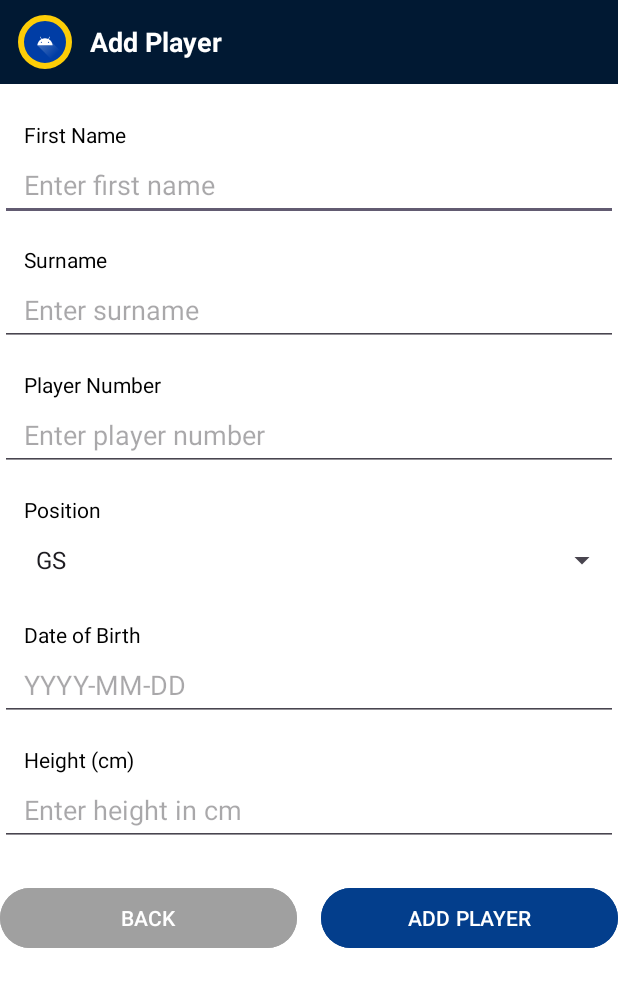
After one commit to kavierjogie007/NetballAppV2, an Android app: the AddPlayer screen opened directly, with no data from a screen before it, on a phone screen of 412 x 824 dp. The commit adds this screen. Shown: the top 987 px of the screen. Run offline under Robolectric (Android 15) with nearby library versions, the phone set to English and light mode, and no system bars; network calls fail.

Commit message:
Add Player and Player Profiles created

```diff
--- a/app/src/main/AndroidManifest.xml
+++ b/app/src/main/AndroidManifest.xml
@@ -14,6 +14,9 @@
         android:supportsRtl="true"
         android:theme="@style/Theme.NetBallApp"
         tools:targetApi="31">
+        <activity
+            android:name=".AddPlayer"
+            android:exported="false" />
         <activity
             android:name=".Player_Profiles"
             android:exported="false" />
--- /dev/null
+++ b/app/src/main/java/com/example/netballapp/AddPlayer.java
@@ -0,0 +1,118 @@
+package com.example.netballapp;
+
+import androidx.appcompat.app.AppCompatActivity;
+
+import android.content.Intent;
+import android.os.Bundle;
+import android.view.View;
+import android.widget.ArrayAdapter;
+import android.widget.EditText;
+import android.widget.Spinner;
+import android.widget.Toast;
+
+import java.util.List;
+
+import retrofit2.Call;
+import retrofit2.Callback;
+import retrofit2.Response;
+
+public class AddPlayer extends AppCompatActivity
+{
+    private EditText edtFirstName, edtSurname, edtPlayerNumber, edtDOB, edtHeight;
+    private Spinner spinnerPosition;
+    private SuperbaseAPI api;
+    @Override
+    protected void onCreate(Bundle savedInstanceState) {
+        super.onCreate(savedInstanceState);
+        setContentView(R.layout.activity_add_player);
+
+        edtFirstName = findViewById(R.id.edtFirstName);
+        edtSurname = findViewById(R.id.edtSurname);
+        edtPlayerNumber = findViewById(R.id.edtPlayerNumber);
+        edtDOB = findViewById(R.id.edtDOB);
+        edtHeight = findViewById(R.id.edtHeight);
+        spinnerPosition=findViewById(R.id.spinnerPosition);
+
+        String[] positions = {"GS", "GA","WA","C","WD","GD","GK"};
+        ArrayAdapter<String> adapter = new ArrayAdapter<>(this,
+                android.R.layout.simple_spinner_item, positions);
+        adapter.setDropDownViewResource(android.R.layout.simple_spinner_dropdown_item);
+        spinnerPosition.setAdapter(adapter);
+
+        api = RetrofitClient.getClient().create(SuperbaseAPI.class);
+    }
+
+    public void onBackClicked(View view)
+    {
+        Intent intent = new Intent(AddPlayer.this, Player_Profiles.class);
+        startActivity(intent);
+        finish();
+    }
+
+    public void onAddPlayerToDBClicked(View view) {
+        String firstName = edtFirstName.getText().toString().trim();
+        String surname = edtSurname.getText().toString().trim();
+        String strPlayerNumber=edtPlayerNumber.getText().toString().trim();
+        String dateOfBirth=edtDOB.getText().toString().trim();
+        String strHeight = edtHeight.getText().toString().trim();
+        String position = spinnerPosition.getSelectedItem().toString();
+
+        Integer playerNumber = null;
+        if (!strPlayerNumber.isEmpty()) {
+            try {
+                playerNumber = Integer.parseInt(strPlayerNumber);
+            } catch (NumberFormatException e) {
+                // Handle the case where input is not a valid number
+                Toast.makeText(this, "Please enter a valid player Number", Toast.LENGTH_SHORT).show();
+            }
+        } else {
+            Toast.makeText(this, "Player Number field is empty", Toast.LENGTH_SHORT).show();
+        }
+
+        Integer height = null;
+        if (!strHeight.isEmpty()) {
+            try {
+                height = Integer.parseInt(strHeight);
+            } catch (NumberFormatException e) {
+                // Handle the case where input is not a valid number
+                Toast.makeText(this, "Please enter a valid height", Toast.LENGTH_SHORT).show();
+            }
+        } else {
+            Toast.makeText(this, "Height field is empty", Toast.LENGTH_SHORT).show();
+        }
+
+        if (firstName.isEmpty() || surname.isEmpty() || dateOfBirth.isEmpty()) {
+            Toast.makeText(this, "Please fill all required fields", Toast.LENGTH_SHORT).show();
+            return;
+        }
+
+        Player player = new Player();
+        player.player_FirstName=firstName;
+        player.player_Surname=surname;
+        player.player_Number=playerNumber;
+        player.player_DOB=dateOfBirth;
+        player.player_Height=height;
+        player.player_position = position;
+
+        Call<List<Player>> call = api.registerPlayer(player);
+        call.enqueue(new Callback<List<Player>>() {
+            @Override
+            public void onResponse(Call<List<Player>> call, Response<List<Player>> response) {
+                if (response.isSuccessful() && response.body() != null && !response.body().isEmpty()) {
+                    Toast.makeText(AddPlayer.this, "Registration successful!", Toast.LENGTH_SHORT).show();
+                    Intent intent = new Intent(AddPlayer.this, Player_Profiles.class);
+                    startActivity(intent);
+                    finish();
+                } else {
+                    Toast.makeText(AddPlayer.this, "Registration failed. Username might already exist.", Toast.LENGTH_SHORT).show();
+                    Toast.makeText(AddPlayer.this, response.toString(), Toast.LENGTH_SHORT).show();
+                }
+            }
+
+            @Override
+            public void onFailure(Call<List<Player>> call, Throwable t) {
+                Toast.makeText(AddPlayer.this, "Error: " + t.getMessage(), Toast.LENGTH_LONG).show();
+            }
+        });
+    }
+}
--- a/app/src/main/java/com/example/netballapp/Coach.java
+++ b/app/src/main/java/com/example/netballapp/Coach.java
@@ -1,7 +1,6 @@
 package com.example.netballapp;
 
 public class Coach {
-    //
     public Long coach_ID;
     public String coach_firstname;
     public String coach_surname;
--- a/app/src/main/java/com/example/netballapp/SuperbaseAPI.java
+++ b/app/src/main/java/com/example/netballapp/SuperbaseAPI.java
@@ -18,12 +18,12 @@ import retrofit2.http.POST;
  * Typically,  GET annotations are used to fetch data from the API
  * The PUT annotation is used to insert data into the database
  * I would advise you to put all your api calls here, so login, add user, etc.
- *
  */
 
 public interface SuperbaseAPI {
         @GET("/rest/v1/coach") // Your table name is "Example"
-        Call<List<Coach>> getItems(@Query("select") String select); //first part of your query (select, update, insert, etc.)
+        Call<List<Coach>> getItems(
+                @Query("select") String select); //first part of your query (select, update, insert, etc.)
 
         @GET("rest/v1/coach")
         Call<List<Coach>> loginCoach(
@@ -42,9 +42,18 @@ public interface SuperbaseAPI {
                 @Query("coach_ID") String idFilter,
                 @Body Coach updatedCoach);
 
-        // POST new coach (registration)
         @POST("rest/v1/coach")
         @Headers({"Prefer: return=representation"})
-        Call<List<Coach>> registerCoach(@Body Coach coach);
+        Call<List<Coach>> registerCoach(
+                @Body Coach coach);
 
+        @GET("rest/v1/player")
+        Call<List<Player>> getPlayers(
+                @Query("select") String select // e.g., "*"
+        );
+
+        @POST("rest/v1/player")
+        @Headers({"Prefer: return=representation"})
+        Call<List<Player>> registerPlayer(
+                @Body Player player);
 }
--- /dev/null
+++ b/app/src/main/res/layout/activity_add_player.xml
@@ -0,0 +1,226 @@
+<?xml version="1.0" encoding="utf-8"?>
+<androidx.constraintlayout.widget.ConstraintLayout xmlns:android="http://schemas.android.com/apk/res/android"
+    xmlns:app="http://schemas.android.com/apk/res-auto"
+    android:layout_width="match_parent"
+    android:layout_height="match_parent"
+    android:background="@android:color/white">
+
+    <!-- Top Bar -->
+    <LinearLayout
+        android:id="@+id/topBar"
+        android:layout_width="0dp"
+        android:layout_height="56dp"
+        android:background="#011933"
+        android:orientation="horizontal"
+        android:paddingHorizontal="12dp"
+        android:gravity="center_vertical"
+        app:layout_constraintTop_toTopOf="parent"
+        app:layout_constraintStart_toStartOf="parent"
+        app:layout_constraintEnd_toEndOf="parent">
+
+        <ImageView
+            android:id="@+id/profileIcon"
+            android:layout_width="36dp"
+            android:layout_height="36dp"
+            android:background="@drawable/circle_bg"
+            android:src="@drawable/ic_launcher_foreground"
+            android:padding="6dp"
+            android:contentDescription="Profile"
+            app:tint="@android:color/white" />
+
+        <TextView
+            android:id="@+id/registerTitle"
+            android:layout_width="0dp"
+            android:layout_height="wrap_content"
+            android:layout_weight="1"
+            android:text="Add Player"
+            android:textColor="@android:color/white"
+            android:textSize="18sp"
+            android:paddingStart="12dp"
+            android:textStyle="bold" />
+    </LinearLayout>
+
+    <!-- First Name -->
+    <TextView
+        android:id="@+id/labelFirstName"
+        android:layout_width="wrap_content"
+        android:layout_height="wrap_content"
+        android:text="First Name"
+        android:textColor="#000000"
+        android:textSize="14sp"
+        android:layout_marginTop="24dp"
+        android:layout_marginStart="16dp"
+        app:layout_constraintTop_toBottomOf="@id/topBar"
+        app:layout_constraintStart_toStartOf="parent" />
+
+    <EditText
+        android:id="@+id/edtFirstName"
+        android:layout_width="0dp"
+        android:layout_height="48dp"
+        android:hint="Enter first name"
+        android:inputType="textPersonName"
+        android:paddingStart="16dp"
+        android:paddingEnd="16dp"
+        app:layout_constraintTop_toBottomOf="@id/labelFirstName"
+        app:layout_constraintStart_toStartOf="parent"
+        app:layout_constraintEnd_toEndOf="parent" />
+
+    <!-- Surname -->
+    <TextView
+        android:id="@+id/labelSurname"
+        android:layout_width="wrap_content"
+        android:layout_height="wrap_content"
+        android:text="Surname"
+        android:textColor="#000000"
+        android:textSize="14sp"
+        android:layout_marginTop="16dp"
+        android:layout_marginStart="16dp"
+        app:layout_constraintTop_toBottomOf="@id/edtFirstName"
+        app:layout_constraintStart_toStartOf="parent" />
+
+    <EditText
+        android:id="@+id/edtSurname"
+        android:layout_width="0dp"
+        android:layout_height="48dp"
+        android:hint="Enter surname"
+        android:inputType="textPersonName"
+        android:paddingStart="16dp"
+        android:paddingEnd="16dp"
+        app:layout_constraintTop_toBottomOf="@id/labelSurname"
+        app:layout_constraintStart_toStartOf="parent"
+        app:layout_constraintEnd_toEndOf="parent" />
+
+    <!-- Player Number -->
+    <TextView
+        android:id="@+id/labelPlayerNumber"
+        android:layout_width="wrap_content"
+        android:layout_height="wrap_content"
+        android:text="Player Number"
+        android:textColor="#000000"
+        android:textSize="14sp"
+        android:layout_marginTop="16dp"
+        android:layout_marginStart="16dp"
+        app:layout_constraintTop_toBottomOf="@id/edtSurname"
+        app:layout_constraintStart_toStartOf="parent" />
+
+    <EditText
+        android:id="@+id/edtPlayerNumber"
+        android:layout_width="0dp"
+        android:layout_height="48dp"
+        android:hint="Enter player number"
+        android:inputType="number"
+        android:paddingStart="16dp"
+        android:paddingEnd="16dp"
+        app:layout_constraintTop_toBottomOf="@id/labelPlayerNumber"
+        app:layout_constraintStart_toStartOf="parent"
+        app:layout_constraintEnd_toEndOf="parent" />
+
+    <!-- Position -->
+    <TextView
+        android:id="@+id/labelPosition"
+        android:layout_width="wrap_content"
+        android:layout_height="wrap_content"
+        android:text="Position"
+        android:textColor="#000000"
+        android:textSize="14sp"
+        android:layout_marginTop="16dp"
+        android:layout_marginStart="16dp"
+        app:layout_constraintTop_toBottomOf="@id/edtPlayerNumber"
+        app:layout_constraintStart_toStartOf="parent" />
+
+    <Spinner
+        android:id="@+id/spinnerPosition"
+        android:layout_width="0dp"
+        android:layout_height="48dp"
+        android:paddingStart="16dp"
+        android:paddingEnd="16dp"
+        app:layout_constraintTop_toBottomOf="@id/labelPosition"
+        app:layout_constraintStart_toStartOf="parent"
+        app:layout_constraintEnd_toEndOf="parent" />
+
+    <!-- Date of Birth -->
+    <TextView
+        android:id="@+id/labelDOB"
+        android:layout_width="wrap_content"
+        android:layout_height="wrap_content"
+        android:text="Date of Birth"
+        android:textColor="#000000"
+        android:textSize="14sp"
+        android:layout_marginTop="16dp"
+        android:layout_marginStart="16dp"
+        app:layout_constraintTop_toBottomOf="@id/spinnerPosition"
+        app:layout_constraintStart_toStartOf="parent" />
+
+    <EditText
+        android:id="@+id/edtDOB"
+        android:layout_width="0dp"
+        android:layout_height="48dp"
+        android:hint="YYYY-MM-DD"
+        android:inputType="date"
+        android:paddingStart="16dp"
+        android:paddingEnd="16dp"
+        app:layout_constraintTop_toBottomOf="@id/labelDOB"
+        app:layout_constraintStart_toStartOf="parent"
+        app:layout_constraintEnd_toEndOf="parent" />
+
+    <!-- Height -->
+    <TextView
+        android:id="@+id/labelHeight"
+        android:layout_width="wrap_content"
+        android:layout_height="wrap_content"
+        android:text="Height (cm)"
+        android:textColor="#000000"
+        android:textSize="14sp"
+        android:layout_marginTop="16dp"
+        android:layout_marginStart="16dp"
+        app:layout_constraintTop_toBottomOf="@id/edtDOB"
+        app:layout_constraintStart_toStartOf="parent" />
+
+    <EditText
+        android:id="@+id/edtHeight"
+        android:layout_width="0dp"
+        android:layout_height="48dp"
+        android:hint="Enter height in cm"
+        android:inputType="number"
+        android:paddingStart="16dp"
+        android:paddingEnd="16dp"
+        app:layout_constraintTop_toBottomOf="@id/labelHeight"
+        app:layout_constraintStart_toStartOf="parent"
+        app:layout_constraintEnd_toEndOf="parent" />
+
+    <!-- Button Row -->
+    <LinearLayout
+        android:id="@+id/buttonRow"
+        android:layout_width="0dp"
+        android:layout_height="wrap_content"
+        android:orientation="horizontal"
+        android:gravity="center"
+        android:layout_marginTop="24dp"
+        app:layout_constraintTop_toBottomOf="@id/edtHeight"
+        app:layout_constraintStart_toStartOf="parent"
+        app:layout_constraintEnd_toEndOf="parent">
+
+        <Button
+            android:id="@+id/btnBack"
+            android:layout_width="0dp"
+            android:layout_height="wrap_content"
+            android:layout_marginEnd="8dp"
+            android:layout_weight="1"
+            android:backgroundTint="#A0A0A0"
+            android:onClick="onBackClicked"
+            android:text="BACK"
+            android:textColor="@android:color/white" />
+
+        <Button
+            android:id="@+id/btnAddPlayer"
+            android:layout_width="0dp"
+            android:layout_height="wrap_content"
+            android:layout_marginStart="8dp"
+            android:layout_weight="1"
+            android:backgroundTint="#033E8C"
+            android:onClick="onAddPlayerToDBClicked"
+            android:text="ADD PLAYER"
+            android:textColor="@android:color/white" />
+    </LinearLayout>
+
+</androidx.constraintlayout.widget.ConstraintLayout>
```
Also changed, not shown: app/src/main/java/com/example/netballapp/Player.java (added, +40 -0 lines), app/src/main/java/com/example/netballapp/PlayerAdapter.java (added, +60 -0 lines), app/src/main/java/com/example/netballapp/Player_Profiles.java (+51 -0 lines), app/src/main/res/layout/activity_player_profiles.xml (+68 -5 lines), app/src/main/res/layout/player_row.xml (added, +43 -0 lines).
